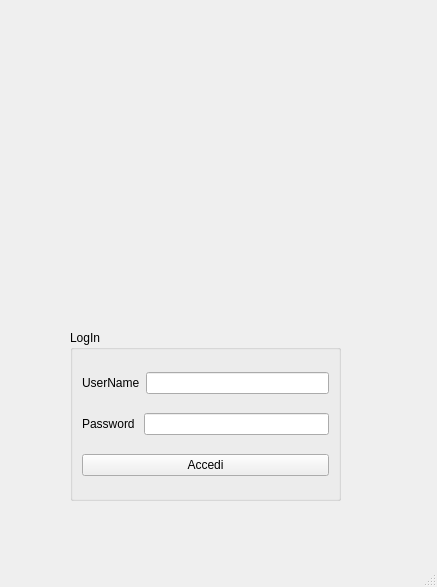
First picture: the form in Malnati_Client/loginwindow.ui, repository PDSEditor/NjoiN, before the edit.
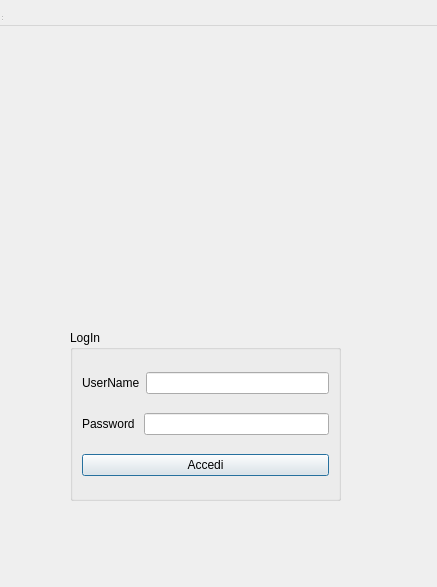
Second picture: the form after the edit.

Commit message: Add Account interface Change MainWindows Change login stream

What changed in the file:
```diff
--- a/Malnati_Client/loginwindow.ui
+++ b/Malnati_Client/loginwindow.ui
@@ -1,7 +1,7 @@
 <?xml version="1.0" encoding="UTF-8"?>
 <ui version="4.0">
  <class>LoginWindow</class>
- <widget class="QMainWindow" name="LoginWindow">
+ <widget class="QDialog" name="LoginWindow">
   <property name="geometry">
    <rect>
     <x>0</x>
```
Left out of the diff: 3 changed lines with no effect on the pictures. The commit also changes 16 other files.
